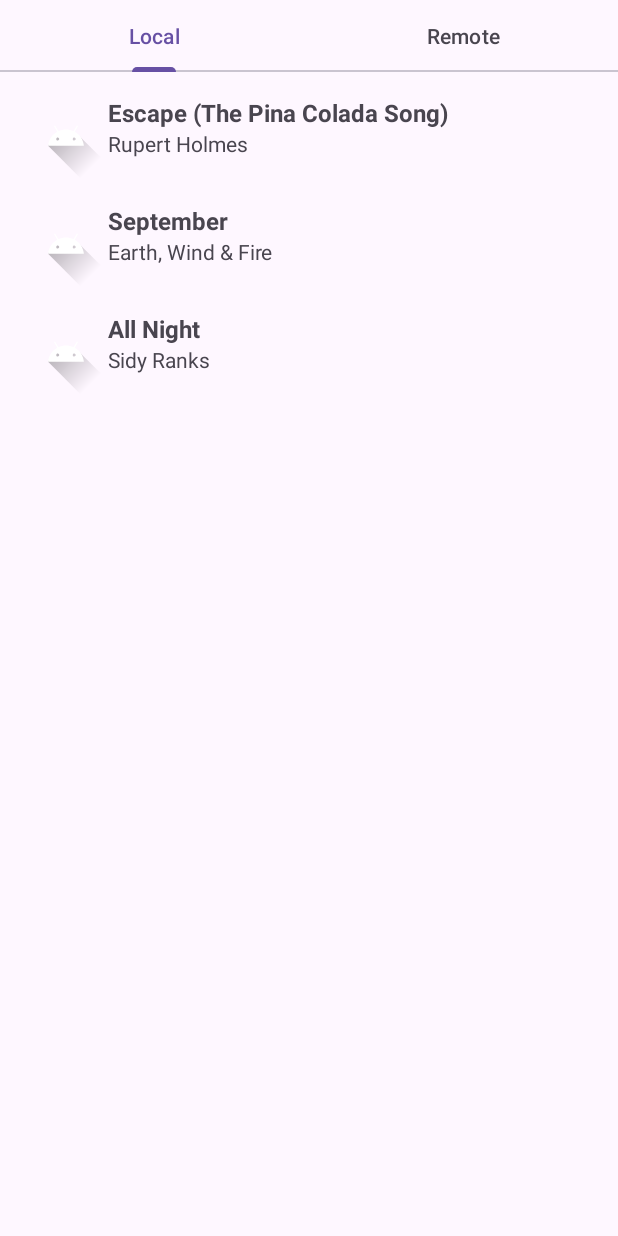
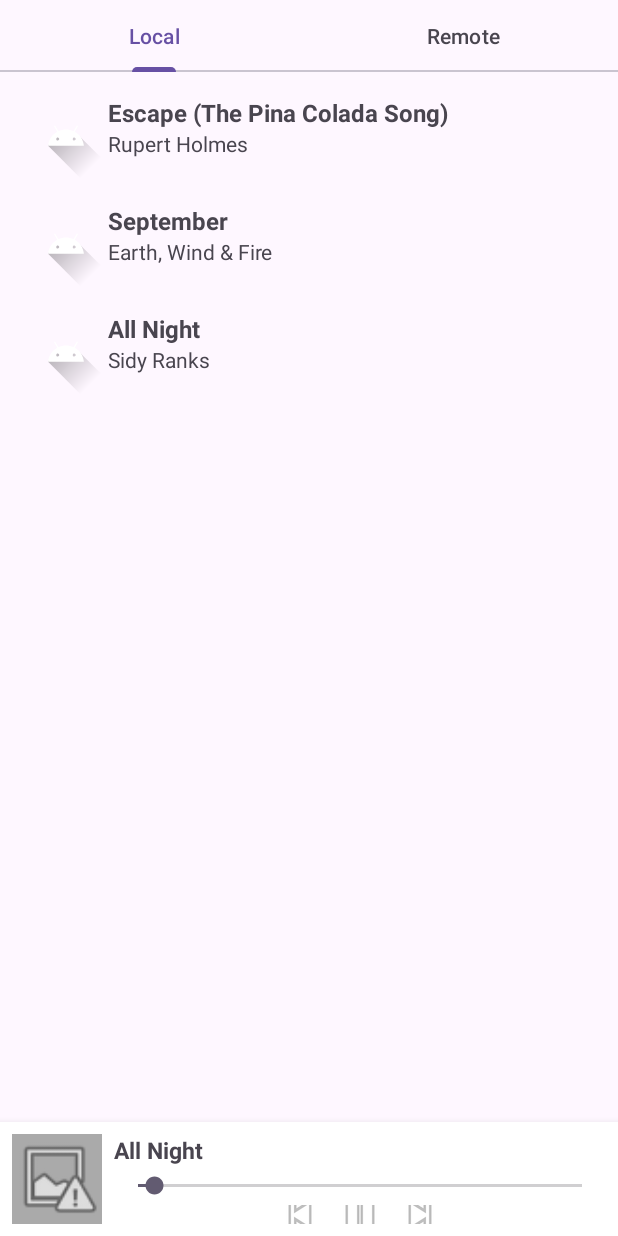
Before and after one commit to quangha3961/MusicApp_Android, an Android app: the screen it shows after launch (MainActivity), after a tap on "All Night", on a phone screen of 412 x 824 dp. Run offline under Robolectric (Android 15) with nearby library versions, the phone set to English and light mode, and no system bars; our stand-ins replace data binding; pictures from the network do not load; 2 other taps on this screen came first.

Commit message:
Fix play music, add seebar, mini player

```diff
--- a/app/build.gradle.kts
+++ b/app/build.gradle.kts
@@ -29,6 +29,7 @@ android {
     }
     buildFeatures {
         viewBinding = true
+        dataBinding = true
     }
     compileOptions {
         sourceCompatibility = JavaVersion.VERSION_11
--- a/app/src/main/java/com/example/musicapp/MainActivity.kt
+++ b/app/src/main/java/com/example/musicapp/MainActivity.kt
@@ -1,13 +1,30 @@
 package com.example.musicapp
 
+import android.media.MediaPlayer
+import android.net.Uri
 import android.os.Bundle
+import android.os.Handler
+import android.os.Looper
+import android.view.View
+import android.widget.SeekBar
+import android.widget.Toast
 import androidx.appcompat.app.AppCompatActivity
+import com.bumptech.glide.Glide
+import com.example.musicapp.data.model.Song
 import com.example.musicapp.databinding.ActivityMainBinding
+import com.example.musicapp.view.LocalSongsFragment
+import com.example.musicapp.view.RemoteSongsFragment
 import com.example.musicapp.view.SongsPagerAdapter
 import com.google.android.material.tabs.TabLayoutMediator
 
-class MainActivity : AppCompatActivity() {
+class MainActivity : AppCompatActivity(), LocalSongsFragment.OnSongSelectedListener, RemoteSongsFragment.OnSongSelectedListener {
     private lateinit var binding: ActivityMainBinding
+    private var mediaPlayer: MediaPlayer? = null
+    private var currentSong: Song? = null
+    private var songList: List<Song> = emptyList()
+    private var currentIndex: Int = -1
+    private val handler = Handler(Looper.getMainLooper())
+    private var isUserSeeking = false
 
     override fun onCreate(savedInstanceState: Bundle?) {
         super.onCreate(savedInstanceState)
@@ -16,9 +33,118 @@ class MainActivity : AppCompatActivity() {
 
         val pagerAdapter = SongsPagerAdapter(this)
         binding.viewPager.adapter = pagerAdapter
-
         TabLayoutMediator(binding.tabLayout, binding.viewPager) { tab, position ->
             tab.text = if (position == 0) "Local" else "Remote"
         }.attach()
+
+        // Ẩn mini player ban đầu
+        binding.miniPlayer.root.visibility = View.GONE
+
+        // Xử lý nút play/pause
+        binding.miniPlayer.btnPlayPause.setOnClickListener {
+            if (mediaPlayer?.isPlaying == true) {
+                mediaPlayer?.pause()
+                binding.miniPlayer.btnPlayPause.setImageResource(android.R.drawable.ic_media_play)
+            } else {
+                mediaPlayer?.start()
+                binding.miniPlayer.btnPlayPause.setImageResource(android.R.drawable.ic_media_pause)
+            }
+        }
+        // Xử lý next
+        binding.miniPlayer.btnNext.setOnClickListener { playNext() }
+        // Xử lý prev
+        binding.miniPlayer.btnPrev.setOnClickListener { playPrev() }
+
+        // SeekBar
+        binding.miniPlayer.seekBar.setOnSeekBarChangeListener(object : SeekBar.OnSeekBarChangeListener {
+            override fun onProgressChanged(seekBar: SeekBar?, progress: Int, fromUser: Boolean) {
+                if (fromUser && mediaPlayer != null && !isUserSeeking) {
+                    mediaPlayer?.seekTo(progress)
+                }
+            }
+            override fun onStartTrackingTouch(seekBar: SeekBar?) {
+                isUserSeeking = true
+            }
+            override fun onStopTrackingTouch(seekBar: SeekBar?) {
+                isUserSeeking = false
+                mediaPlayer?.seekTo(seekBar?.progress ?: 0)
+            }
+        })
+    }
+
+    // Callback khi chọn bài hát từ fragment
+    override fun onSongSelected(song: Song, list: List<Song>, index: Int) {
+        songList = list
+        currentIndex = index
+        playSong(song)
+    }
+
+    private fun playSong(song: Song) {
+        currentSong = song
+        mediaPlayer?.release()
+        mediaPlayer = MediaPlayer()
+        try {
+            if (song.url.startsWith("android.resource://")) {
+                mediaPlayer?.setDataSource(this, Uri.parse(song.url))
+                mediaPlayer?.prepare()
+                mediaPlayer?.start()
+                updateMiniPlayer(song)
+                binding.miniPlayer.seekBar.max = mediaPlayer?.duration ?: 100
+            } else {
+                mediaPlayer?.setDataSource(song.url)
+                mediaPlayer?.setOnPreparedListener {
+                    it.start()
+                    updateMiniPlayer(song)
+                    binding.miniPlayer.seekBar.max = it.duration
+                }
+                mediaPlayer?.prepareAsync()
+            }
+            binding.miniPlayer.btnPlayPause.setImageResource(android.R.drawable.ic_media_pause)
+            binding.miniPlayer.root.visibility = View.VISIBLE
+            mediaPlayer?.setOnCompletionListener { playNext() }
+            handler.post(updateSeekBarRunnable)
+        } catch (e: Exception) {
+            Toast.makeText(this, "Không phát được nhạc: ${e.message}", Toast.LENGTH_SHORT).show()
+        }
+    }
+
+    private fun updateMiniPlayer(song: Song) {
+        binding.miniPlayer.tvSongTitle.text = song.title
+        Glide.with(this)
+            .load(song.imageUrl)
+            .placeholder(android.R.drawable.ic_menu_report_image)
+            .into(binding.miniPlayer.imgSongThumb)
+        binding.miniPlayer.seekBar.progress = 0
+        // Không set max ở đây!
+    }
+
+    private fun playNext() {
+        if (songList.isNotEmpty() && currentIndex < songList.size - 1) {
+            currentIndex++
+            playSong(songList[currentIndex])
+        }
+    }
+
+    private fun playPrev() {
+        if (songList.isNotEmpty() && currentIndex > 0) {
+            currentIndex--
+            playSong(songList[currentIndex])
+        }
+    }
+
+    private val updateSeekBarRunnable = object : Runnable {
+        override fun run() {
+            if (mediaPlayer != null && !isUserSeeking) {
+                binding.miniPlayer.seekBar.progress = mediaPlayer?.currentPosition ?: 0
+            }
+            handler.postDelayed(this, 500)
+        }
+    }
+
+    override fun onDestroy() {
+        super.onDestroy()
+        mediaPlayer?.release()
+        mediaPlayer = null
+        handler.removeCallbacks(updateSeekBarRunnable)
     }
 }
--- a/app/src/main/java/com/example/musicapp/view/LocalSongsFragment.kt
+++ b/app/src/main/java/com/example/musicapp/view/LocalSongsFragment.kt
@@ -1,5 +1,6 @@
 package com.example.musicapp.view
 
+import android.content.Context
 import android.media.MediaPlayer
 import android.net.Uri
 import android.os.Bundle
@@ -17,6 +18,19 @@ class LocalSongsFragment : Fragment() {
     private var _binding: FragmentSongsBinding? = null
     private val binding get() = _binding!!
     private var mediaPlayer: MediaPlayer? = null
+    private var listener: OnSongSelectedListener? = null
+    private lateinit var songs: List<Song>
+
+    interface OnSongSelectedListener {
+        fun onSongSelected(song: Song, list: List<Song>, index: Int)
+    }
+
+    override fun onAttach(context: Context) {
+        super.onAttach(context)
+        if (context is OnSongSelectedListener) {
+            listener = context
+        }
+    }
 
     override fun onCreateView(
         inflater: LayoutInflater, container: ViewGroup?, savedInstanceState: Bundle?
@@ -27,27 +41,11 @@ class LocalSongsFragment : Fragment() {
 
     override fun onViewCreated(view: View, savedInstanceState: Bundle?) {
         super.onViewCreated(view, savedInstanceState)
-        val songs = LocalSongDataSource().getSongs()
+        songs = LocalSongDataSource().getSongs()
         binding.rvSongs.layoutManager = LinearLayoutManager(requireContext())
         binding.rvSongs.adapter = com.example.musicapp.view.SongAdapter(songs) { song ->
-            playSong(song)
-        }
-    }
-
-    private fun playSong(song: Song) {
-        mediaPlayer?.release()
-        mediaPlayer = MediaPlayer()
-        try {
-            if (song.url.startsWith("android.resource://")) {
-                mediaPlayer?.setDataSource(requireContext(), Uri.parse(song.url))
-            } else {
-                mediaPlayer?.setDataSource(song.url)
-            }
-            mediaPlayer?.prepare()
-            mediaPlayer?.start()
-            Toast.makeText(requireContext(), "Đang phát: ${song.title}", Toast.LENGTH_SHORT).show()
-        } catch (e: Exception) {
-            Toast.makeText(requireContext(), "Không phát được nhạc: ${e.message}", Toast.LENGTH_SHORT).show()
+            val index = songs.indexOf(song)
+            listener?.onSongSelected(song, songs, index)
         }
     }
 
--- a/app/src/main/java/com/example/musicapp/view/RemoteSongsFragment.kt
+++ b/app/src/main/java/com/example/musicapp/view/RemoteSongsFragment.kt
@@ -1,6 +1,8 @@
 package com.example.musicapp.view
 
+import android.content.Context
 import android.media.MediaPlayer
+import android.net.Uri
 import android.os.Bundle
 import android.view.LayoutInflater
 import android.view.View
@@ -11,12 +13,24 @@ import androidx.recyclerview.widget.LinearLayoutManager
 import com.example.musicapp.data.datasource.RemoteSongDataSource
 import com.example.musicapp.data.model.Song
 import com.example.musicapp.databinding.FragmentSongsBinding
-import android.net.Uri
 
 class RemoteSongsFragment : Fragment() {
     private var _binding: FragmentSongsBinding? = null
     private val binding get() = _binding!!
     private var mediaPlayer: MediaPlayer? = null
+    private var listener: OnSongSelectedListener? = null
+    private lateinit var songs: List<Song>
+
+    interface OnSongSelectedListener {
+        fun onSongSelected(song: Song, list: List<Song>, index: Int)
+    }
+
+    override fun onAttach(context: Context) {
+        super.onAttach(context)
+        if (context is OnSongSelectedListener) {
+            listener = context
+        }
+    }
 
     override fun onCreateView(
         inflater: LayoutInflater, container: ViewGroup?, savedInstanceState: Bundle?
@@ -27,29 +41,11 @@ class RemoteSongsFragment : Fragment() {
 
     override fun onViewCreated(view: View, savedInstanceState: Bundle?) {
         super.onViewCreated(view, savedInstanceState)
-        val songs = RemoteSongDataSource().getSongs()
+        songs = RemoteSongDataSource().getSongs()
         binding.rvSongs.layoutManager = LinearLayoutManager(requireContext())
         binding.rvSongs.adapter = com.example.musicapp.view.SongAdapter(songs) { song ->
-            playSong(song)
-        }
-    }
-
-    private fun playSong(song: Song) {
-        mediaPlayer?.release()
-        mediaPlayer = MediaPlayer()
-        try {
-            if (song.url.startsWith("android.resource://")) {
-                mediaPlayer?.setDataSource(requireContext(), Uri.parse(song.url))
-            } else {
-                mediaPlayer?.setDataSource(song.url)
-            }
-            mediaPlayer?.setOnPreparedListener {
-                it.start()
-                Toast.makeText(requireContext(), "Đang phát: ${song.title}", Toast.LENGTH_SHORT).show()
-            }
-            mediaPlayer?.prepareAsync()
-        } catch (e: Exception) {
-            Toast.makeText(requireContext(), "Không phát được nhạc: ${e.message}", Toast.LENGTH_SHORT).show()
+            val index = songs.indexOf(song)
+            listener?.onSongSelected(song, songs, index)
         }
     }
 
--- a/app/src/main/res/layout/activity_main.xml
+++ b/app/src/main/res/layout/activity_main.xml
@@ -21,4 +21,13 @@
         app:layout_constraintStart_toStartOf="parent"
         app:layout_constraintEnd_toEndOf="parent"/>
 
+    <include
+        layout="@layout/mini_player"
+        android:id="@+id/miniPlayer"
+        android:layout_width="match_parent"
+        android:layout_height="wrap_content"
+        app:layout_constraintBottom_toBottomOf="parent"
+        app:layout_constraintStart_toStartOf="parent"
+        app:layout_constraintEnd_toEndOf="parent"/>
+
 </androidx.constraintlayout.widget.ConstraintLayout>
--- /dev/null
+++ b/app/src/main/res/layout/mini_player.xml
@@ -0,0 +1,88 @@
+<?xml version="1.0" encoding="utf-8"?>
+<layout xmlns:android="http://schemas.android.com/apk/res/android">
+    <LinearLayout
+        android:id="@+id/miniPlayer"
+        android:layout_width="match_parent"
+        android:layout_height="90dp"
+        android:layout_gravity="bottom"
+        android:orientation="horizontal"
+        android:background="@android:color/white"
+        android:elevation="8dp"
+        android:padding="8dp"
+        android:gravity="center_vertical"
+        android:clipToPadding="false"
+        android:layout_margin="8dp"
+        android:backgroundTint="@android:color/white"
+        android:backgroundTintMode="src_in"
+        android:shape="rectangle"
+        android:baselineAligned="false">
+
+        <ImageView
+            android:id="@+id/imgSongThumb"
+            android:layout_width="60dp"
+            android:layout_height="60dp"
+            android:src="@drawable/ic_launcher_foreground"
+            android:scaleType="centerCrop"
+            android:background="@android:color/darker_gray"
+            android:layout_marginEnd="8dp"
+            android:contentDescription="Ảnh bài hát" />
+
+        <LinearLayout
+            android:layout_width="0dp"
+            android:layout_height="match_parent"
+            android:layout_weight="1"
+            android:orientation="vertical"
+            android:gravity="center_vertical">
+
+            <TextView
+                android:id="@+id/tvSongTitle"
+                android:layout_width="match_parent"
+                android:layout_height="wrap_content"
+                android:text="Tên bài hát"
+                android:textStyle="bold"
+                android:textSize="15sp"
+                android:maxLines="1"
+                android:ellipsize="end" />
+
+            <SeekBar
+                android:id="@+id/seekBar"
+                android:layout_width="match_parent"
+                android:layout_height="wrap_content"
+                android:layout_marginTop="4dp"
+                android:layout_marginBottom="4dp"
+                android:progress="0" />
+
+            <LinearLayout
+                android:layout_width="match_parent"
+                android:layout_height="wrap_content"
+                android:orientation="horizontal"
+                android:gravity="center_vertical|center_horizontal">
+
+                <ImageButton
+                    android:id="@+id/btnPrev"
+                    android:layout_width="40dp"
+                    android:layout_height="40dp"
+                    android:src="@android:drawable/ic_media_previous"
+                    android:background="@android:color/transparent"
+                    android:contentDescription="Previous" />
+
+                <ImageButton
+                    android:id="@+id/btnPlayPause"
+                    android:layout_width="40dp"
+                    android:layout_height="40dp"
+                    android:src="@android:drawable/ic_media_play"
+                    android:background="@android:color/transparent"
+                    android:contentDescription="Play/Pause" />
+
+                <ImageButton
+                    android:id="@+id/btnNext"
+                    android:layout_width="40dp"
+                    android:layout_height="40dp"
+                    android:src="@android:drawable/ic_media_next"
+                    android:background="@android:color/transparent"
+                    android:contentDescription="Next" />
+            </LinearLayout>
+        </LinearLayout>
+
+    </LinearLayout>
+</layout>
```
Also changed, not shown: app/src/main/java/com/example/musicapp/data/datasource/SongDataSource.kt (line endings or trailing spaces).
